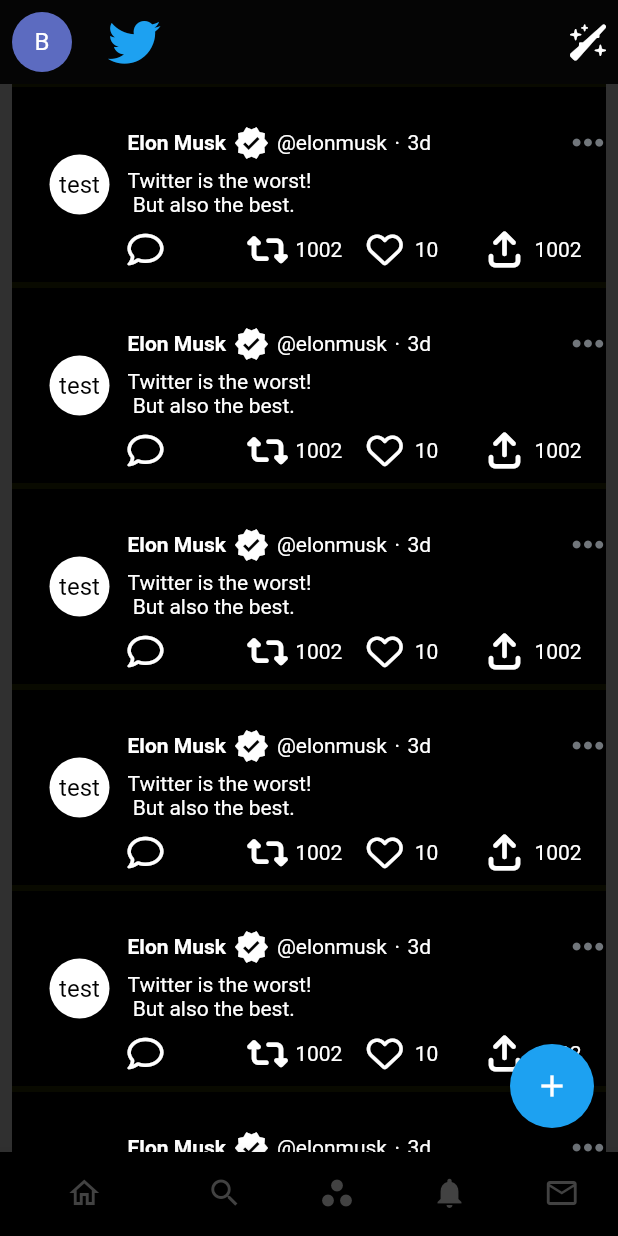
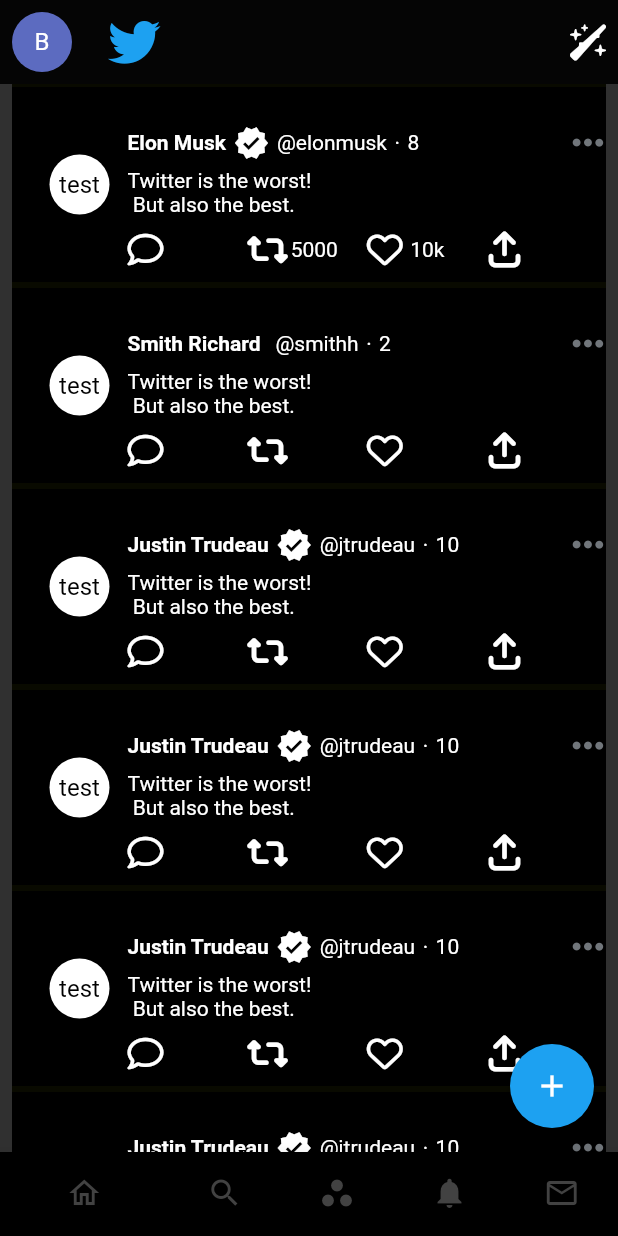
Before and after one commit to codeguruclub/twitter_clone, a Flutter app: the screen it shows after launch, on a phone screen of 412 x 824 dp. Run offline on Flutter 3.47's test engine with Material 2 defaults, Android fonts, the phone set to English and light mode, and no system bars; our stand-ins replace font_awesome_flutter, google_fonts.

Commit message:
Added Mock Data

```diff
--- a/lib/components/styled_tweet_icons.dart
+++ b/lib/components/styled_tweet_icons.dart
@@ -10,10 +10,10 @@ class StyledTweetIcon extends StatelessWidget {
   String convertNumbertoK(int number) {
     if (number == 0) {
       return '';
-    } else if (number > 10000 && number % 1000 == 0) {
-      return '${(number ~/ 10000)}k';
-    } else if (number > 10000 && number % 10000 == 0) {
-      return '${(number / 10000)}k';
+    } else if (number >= 10000 && number % 1000 == 0) {
+      return '${(number ~/ 1000)}k';
+    } else if (number >= 10000 && number % 10000 == 0) {
+      return '${(number / 1000)}k';
     } else {
       return '$number';
     }
@@ -29,13 +29,13 @@ class StyledTweetIcon extends StatelessWidget {
         children: [
           Flexible(
             child: Container(
-              margin: EdgeInsets.only(right: 8.0),
+              margin: EdgeInsets.only(right: 5.0),
               child: icon,
             ),
           ),
           Flexible(
             child: Container(
-                margin: EdgeInsets.only(right: 8),
+                margin: EdgeInsets.only(right: 5),
                 child: Text(convertNumbertoK(number))),
           )
         ],
--- a/lib/components/tweet_cards.dart
+++ b/lib/components/tweet_cards.dart
@@ -1,10 +1,12 @@
 import 'package:flutter/material.dart';
-import 'package:flutter/widgets.dart';
 import 'package:font_awesome_flutter/font_awesome_flutter.dart';
 import 'package:twitter_clone/components/styled_tweet_icons.dart';
 
+import '../models/profile.dart';
+
 class TweetCard extends StatefulWidget {
-  const TweetCard({Key? key}) : super(key: key);
+  final Tweet tweet;
+  const TweetCard({Key? key, required this.tweet}) : super(key: key);
 
   @override
   State<TweetCard> createState() => _TweetCardState();
@@ -13,6 +15,11 @@ class TweetCard extends StatefulWidget {
 class _TweetCardState extends State<TweetCard> {
   @override
   Widget build(BuildContext context) {
+    bool isVerifiedProfile = widget.tweet.profile.isVerified;
+    String profileName = widget.tweet.profile.profileName;
+    String profileHandle = widget.tweet.profile.profileHandle;
+    int ageOfProfile = widget.tweet.profile.ageOfProfile;
+
     return Container(
       padding: EdgeInsets.only(top: 10, bottom: 10),
       decoration: BoxDecoration(
@@ -59,21 +66,23 @@ class _TweetCardState extends State<TweetCard> {
                                     Container(
                                       margin: EdgeInsets.only(right: 5.0),
                                       child: Text(
-                                        'Elon Musk',
+                                        widget.tweet.profile.profileName,
                                         style: TextStyle(
                                             fontWeight: FontWeight.bold),
                                       ),
                                     ),
                                     Container(
                                         margin: EdgeInsets.only(right: 5.0),
-                                        child: Icon(Icons.verified)),
+                                        child: isVerifiedProfile
+                                            ? Icon(Icons.verified)
+                                            : Text('')),
                                     Container(
                                         margin: EdgeInsets.only(right: 5.0),
-                                        child: Text('@elonmusk')),
+                                        child: Text(profileHandle)),
                                     Container(
                                         margin: EdgeInsets.only(right: 5.0),
                                         child: Text('·')),
-                                    Text('3d'),
+                                    Text("$ageOfProfile"),
                                   ],
                                 ),
                                 Icon(FontAwesomeIcons.ellipsis,
@@ -91,26 +100,27 @@ class _TweetCardState extends State<TweetCard> {
                               Flexible(
                                 child: StyledTweetIcon(
                                   icon: Icon(FontAwesomeIcons.comment),
-                                  number: 0,
+                                  number: widget.tweet.numberOfComments,
                                 ),
                               ),
                               Flexible(
                                 child: StyledTweetIcon(
                                   icon: Icon(FontAwesomeIcons.retweet),
-                                  number: 1002,
+                                  number: widget.tweet.reTweets,
                                 ),
                               ),
                               Flexible(
                                 child: StyledTweetIcon(
                                   icon: Icon(FontAwesomeIcons.heart),
-                                  number: 10,
+                                  number: widget.tweet.likes,
                                 ),
                               ),
                               Flexible(
                                 child: StyledTweetIcon(
                                   icon:
                                       Icon(FontAwesomeIcons.arrowUpFromBracket),
-                                  number: 1002,
+                                  number:
+                                      0, // this will remain zero always since we don't count the shares
                                 ),
                               )
                             ],
--- a/lib/main.dart
+++ b/lib/main.dart
@@ -2,6 +2,9 @@ import 'package:flutter/material.dart';
 import 'package:font_awesome_flutter/font_awesome_flutter.dart';
 import 'package:google_fonts/google_fonts.dart';
 import 'package:twitter_clone/components/tweet_cards.dart';
+import 'package:twitter_clone/mockdata/mock_data.dart';
+
+import 'models/profile.dart';
 
 void main() {
   runApp(const MyApp());
@@ -43,11 +46,12 @@ class MyHomePage extends StatefulWidget {
 }
 
 class _MyHomePageState extends State<MyHomePage> with TickerProviderStateMixin {
-  void _incrementCounter() {}
+  List<Tweet> getTweets() {
+    return tweets;
+  }
 
   @override
   Widget build(BuildContext context) {
-    TabController _tabController = TabController(vsync: this, length: 2);
     return SafeArea(
       child: Scaffold(
         body: CustomScrollView(
@@ -88,24 +92,14 @@ class _MyHomePageState extends State<MyHomePage> with TickerProviderStateMixin {
             ),
             SliverList(
               delegate: SliverChildBuilderDelegate(
-                (context, index) => Padding(
-                  padding: const EdgeInsets.only(left: 8.0, right: 8.0),
-                  // child: ListTile(
-                  //   tileColor:
-                  //       (index % 2 == 0) ? Colors.white : Colors.green[50],
-                  //   title: Center(
-                  //     child: Text('$index',
-                  //         style: TextStyle(
-                  //             fontWeight: FontWeight.normal,
-                  //             fontSize: 10,
-                  //             color: Colors.greenAccent[400]) //TextStyle
-                  //         ), //Text
-                  //   ), //Center
-                  // ),
-                  child: TweetCard(),
-                ), //ListTile
-                childCount: 20,
-              ), //SliverChildBuildDelegate
+                  (context, index) => Padding(
+                        padding: const EdgeInsets.only(left: 8.0, right: 8.0),
+                        child: TweetCard(
+                          tweet: getTweets()[index],
+                        ),
+                      ),
+                  //ListTile
+                  childCount: getTweets().length), //SliverChildBuildDelegate
             )
           ],
         ),
@@ -138,8 +132,8 @@ class _MyHomePageState extends State<MyHomePage> with TickerProviderStateMixin {
           // onTap: () => {},
         ),
         floatingActionButton: FloatingActionButton(
-          onPressed: _incrementCounter,
-          tooltip: 'Increment',
+          onPressed: () => {},
+          tooltip: 'Tweet',
           child: const Icon(Icons.add),
         ), // This trailing comma makes auto-formatting nicer for build methods.
       ),
--- /dev/null
+++ b/lib/mockdata/mock_data.dart
@@ -0,0 +1,43 @@
+import 'package:twitter_clone/models/profile.dart';
+
+var mockProfiles = [
+  PersonProfile(
+      profileName: "Elon Musk",
+      ageOfProfile: 8,
+      profileHandle: '@elonmusk',
+      isVerified: true),
+  PersonProfile(
+      profileName: 'Justin Trudeau',
+      profileHandle: '@jtrudeau',
+      ageOfProfile: 10,
+      isVerified: true),
+  PersonProfile(
+      profileName: 'Smith Richard', profileHandle: '@smithh', ageOfProfile: 2)
+];
+
+var tweets = [
+  Tweet(
+      profile: mockProfiles[0],
+      likes: 10000,
+      reTweets: 5000,
+      tweetText:
+          'Lets Rock Canada! We are announcing free dental care for everyone'),
+  Tweet(
+      profile: mockProfiles[2],
+      tweetText: "My name is Smith Richard Folks!!!!!!"),
+  Tweet(
+      profile: mockProfiles[1],
+      tweetText: 'Twitter is the best! We will rock the world'),
+  Tweet(profile: mockProfiles[1], tweetText: 'Pizza issa good'),
+  Tweet(
+      profile: mockProfiles[1], tweetText: "I'm the richest man in the world"),
+  Tweet(
+      profile: mockProfiles[1],
+      tweetText: 'To become smart, read lots of books and apply what you read'),
+  Tweet(
+      profile: mockProfiles[0],
+      tweetText: 'We will fight COVID tooth and nail!'),
+  Tweet(
+      profile: mockProfiles[2],
+      tweetText: "I am not verified but soon, 8 bucks"),
+];
--- /dev/null
+++ b/lib/models/profile.dart
@@ -0,0 +1,37 @@
+import 'package:uuid/uuid.dart';
+
+class PersonProfile {
+  String imageUrl;
+  String profileName;
+  String profileHandle;
+  int ageOfProfile;
+  bool isVerified;
+
+  PersonProfile(
+      {this.imageUrl = '',
+      required this.profileName,
+      required this.profileHandle,
+      required this.ageOfProfile,
+      this.isVerified = false});
+}
+
+class Tweet {
+  String tweetId = Uuid().v4();
+  PersonProfile profile;
+  String tweetText;
+  String imageUrl;
+  int numberOfComments;
+  int reTweets;
+  int likes;
+
+  Tweet({
+    required this.profile,
+    required this.tweetText, // tweetText can have a link to another profile e.g. a reference to a specific twitter profile
+    this.imageUrl = '',
+    this.numberOfComments = 0,
+    this.reTweets = 0,
+    this.likes = 0,
+  });
+
+  //functions to modify the original values
+}
--- a/pubspec.yaml
+++ b/pubspec.yaml
@@ -36,6 +36,7 @@ dependencies:
   cupertino_icons: ^1.0.2
   font_awesome_flutter: ^10.2.1
   google_fonts: ^3.0.1
+  uuid: 3.0.6
 
 dev_dependencies:
   flutter_test:
```
Also changed, not shown: pubspec.lock.
